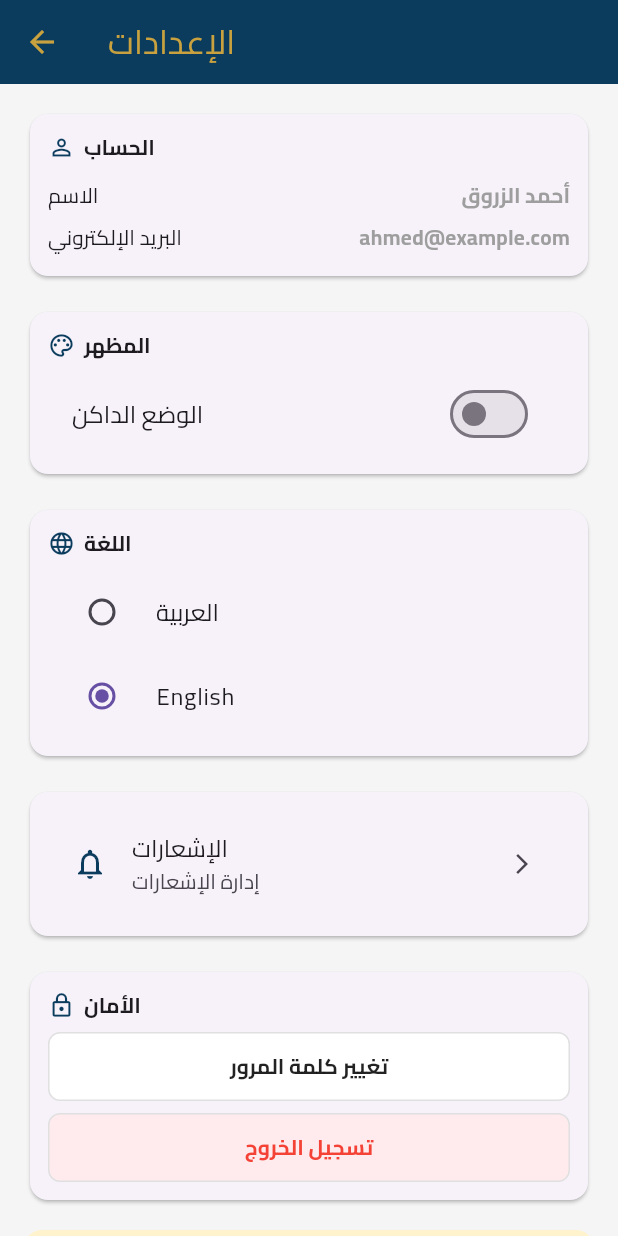
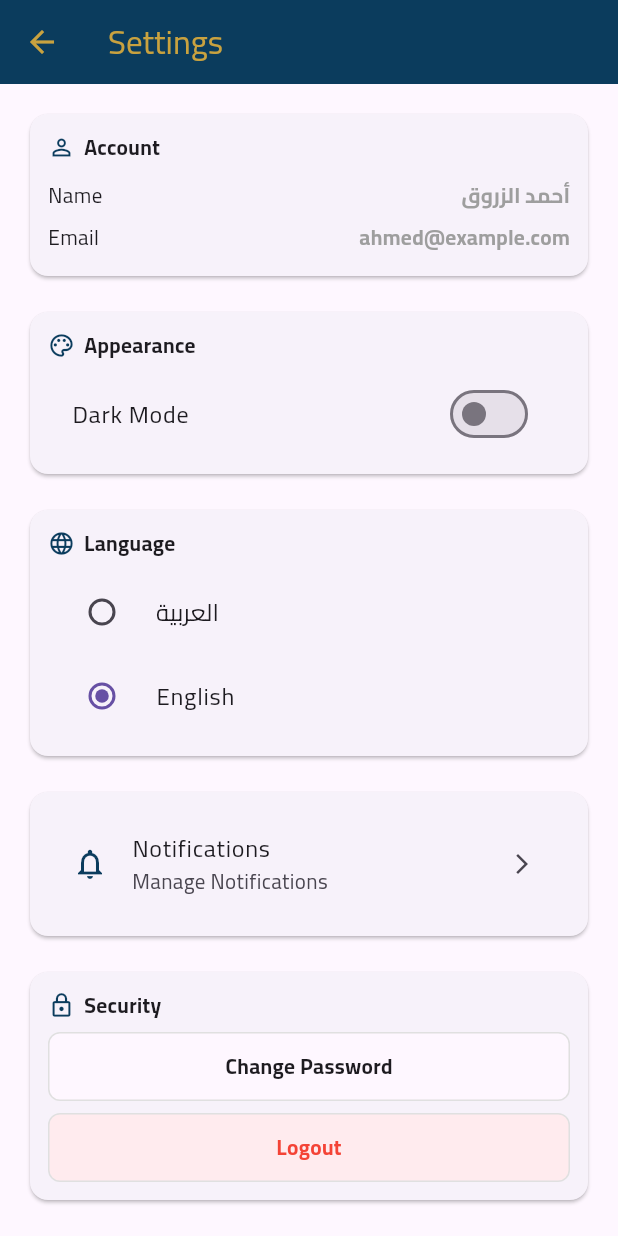
Before and after one commit to enas172-al/flutter-project, a Flutter app: the SettingsScreen screen opened directly, after a tap on "English", on a phone screen of 412 x 824 dp. Run offline on Flutter 3.47's test engine with Material 3 defaults, Android fonts, the phone set to English and light mode, and no system bars; our stand-ins replace flutter_dotenv, shared_preferences; accounts and stored records are empty.

Commit message:
Fix localization, settings screen, and UI errors

````diff
--- a/lib/core/providers/locale_provider.dart
+++ /dev/null
@@ -1,33 +0,0 @@
-import 'package:flutter/material.dart';
-import 'package:shared_preferences/shared_preferences.dart';
-
-class LocaleProvider extends ChangeNotifier {
-  static const String _key = 'app_language';
-
-  Locale _locale = const Locale('ar');
-
-  Locale get locale => _locale;
-
-  LocaleProvider() {
-    _loadLanguage();
-  }
-
-  void setLocale(Locale locale) {
-    if (_locale == locale) return;
-    _locale = locale;
-    _saveLanguage(locale.languageCode);
-    notifyListeners();
-  }
-
-  Future<void> _saveLanguage(String code) async {
-    final prefs = await SharedPreferences.getInstance();
-    await prefs.setString(_key, code);
-  }
-
-  Future<void> _loadLanguage() async {
-    final prefs = await SharedPreferences.getInstance();
-    final code = prefs.getString(_key) ?? 'ar';
-    _locale = Locale(code);
-    notifyListeners();
-  }
-}
--- /dev/null
+++ b/lib/features/profile/view/providers/locale_provider.dart
@@ -0,0 +1,23 @@
+import 'package:flutter/material.dart';
+import 'package:shared_preferences/shared_preferences.dart';
+
+class LocaleProvider extends ChangeNotifier {
+  static const String _key = 'app_language';
+
+  Locale _locale = const Locale('ar');
+
+  Locale get locale => _locale;
+
+  Future<void> loadLocale() async {
+    final prefs = await SharedPreferences.getInstance();
+    final code = prefs.getString(_key) ?? 'ar';
+    _locale = Locale(code);
+  }
+
+  Future<void> setLocale(String code) async {
+    _locale = Locale(code);
+    final prefs = await SharedPreferences.getInstance();
+    await prefs.setString(_key, code);
+    notifyListeners();
+  }
+}
--- a/lib/features/settings/view/settings_screen.dart
+++ b/lib/features/settings/view/settings_screen.dart
@@ -1,27 +1,28 @@
-import 'package:flutter/material.dart';
-import '../../../core/constants/app_color.dart';
-import '../../notifications/view/notifications_screen.dart';
 import 'package:flutter/material.dart';
 import 'package:provider/provider.dart';
-import '../../../core/providers/theme_provider.dart';
-import 'package:provider/provider.dart';
-import '../../../core/providers/locale_provider.dart';
+import '../../../core/constants/app_color.dart';
+import '../../profile/view/providers/theme_provider.dart';
+import '../../profile/view/providers/locale_provider.dart';
+import '../../../l10n/app_localizations.dart';
+import '../../notifications/view/notifications_screen.dart';
+
 
 class SettingsScreen extends StatelessWidget {
   const SettingsScreen({super.key});
 
   @override
-  Widget build(BuildContext context)
-  {
-    final themeProvider = Provider.of<ThemeProvider>(context);
+  Widget build(BuildContext context) {
+    final themeProvider = context.watch<ThemeProvider>();
+    final localeProvider = context.watch<LocaleProvider>();
+    final t = AppLocalizations.of(context)!;
+
     return Scaffold(
-      backgroundColor: Colors.grey.shade100,
       appBar: AppBar(
         backgroundColor: AppColors.primary,
         elevation: 0,
-        title: const Text(
-          'الإعدادات',
-          style: TextStyle(color: AppColors.gold),
+        title: Text(
+          t.settings,
+          style: const TextStyle(color: AppColors.gold),
         ),
         iconTheme: const IconThemeData(color: AppColors.gold),
       ),
@@ -30,12 +31,12 @@ class SettingsScreen extends StatelessWidget {
         children: [
           // ====== الحساب ======
           _sectionCard(
-            title: 'الحساب',
+            title: t.account ,
             icon: Icons.person_outline,
             child: Column(
-              children: const [
-                _InfoRow(title: 'الاسم', value: 'أحمد الزروق'),
-                _InfoRow(title: 'البريد الإلكتروني', value: 'ahmed@example.com'),
+              children: [
+                InfoRow(title: t.name ?? '', value: 'أحمد الزروق'),
+                InfoRow(title: t.email ?? '', value: 'ahmed@example.com'),
               ],
             ),
           ),
@@ -44,10 +45,10 @@ class SettingsScreen extends StatelessWidget {
 
           // ====== المظهر ======
           _sectionCard(
-            title: 'المظهر',
+            title: t.appearance,
             icon: Icons.palette_outlined,
             child: SwitchListTile(
-              title: const Text('الوضع الداكن'),
+              title: Text(t.dark_mode),
               value: themeProvider.isDark,
               onChanged: (value) {
                 themeProvider.toggleTheme(value);
@@ -55,35 +56,35 @@ class SettingsScreen extends StatelessWidget {
             ),
           ),
 
-
           const SizedBox(height: 16),
 
           // ====== اللغة ======
           _sectionCard(
-            title: 'اللغة',
+            title: t.language,
             icon: Icons.language,
             child: Column(
               children: [
                 RadioListTile<Locale>(
                   title: const Text('العربية'),
                   value: const Locale('ar'),
-                  groupValue: context.watch<LocaleProvider>().locale,
+                  groupValue: localeProvider.locale,
                   onChanged: (value) {
-                    context.read<LocaleProvider>().setLocale(value!);
+                    localeProvider.setLocale(value!.languageCode);
+
                   },
                 ),
                 RadioListTile<Locale>(
                   title: const Text('English'),
                   value: const Locale('en'),
-                  groupValue: context.watch<LocaleProvider>().locale,
+                  groupValue: localeProvider.locale,
                   onChanged: (value) {
-                    context.read<LocaleProvider>().setLocale(value!);
+                    localeProvider.setLocale(value!.languageCode);
+
                   },
                 ),
               ],
             ),
           ),
-
 
           const SizedBox(height: 16),
 
@@ -91,8 +92,8 @@ class SettingsScreen extends StatelessWidget {
           _sectionCard(
             child: _item(
               icon: Icons.notifications_none,
-              title: 'الإشعارات',
-              subtitle: 'إدارة الإشعارات',
+              title: t.notifications,
+              subtitle: t.manageNotifications,
               onTap: () {
                 Navigator.push(
                   context,
@@ -108,72 +109,26 @@ class SettingsScreen extends StatelessWidget {
 
           // ====== الأمان ======
           _sectionCard(
-            title: 'الأمان',
+            title: t.security,
             icon: Icons.lock_outline,
             child: Column(
               children: [
                 _securityButton(
                   context,
-                  text: 'تغيير كلمة المرور',
-                  color: Colors.white,
-                  textColor: Colors.black87,
-                  onTap: () {
-                    // TODO: صفحة تغيير كلمة المرور
-                  },
+                  text: t.changePassword,
+                  color: Theme.of(context).cardColor,
+                  textColor: Theme.of(context).textTheme.bodyLarge!.color!,
+                  onTap: () {},
                 ),
                 const SizedBox(height: 8),
                 _securityButton(
                   context,
-                  text: 'تسجيل الخروج',
+                  text: t.logout,
                   color: Colors.red.shade50,
                   textColor: Colors.red,
                   onTap: () {
-                    // TODO: تسجيل الخروج
+                    // TODO: logout حقيقي
                   },
-                ),
-              ],
-            ),
-          ),
-
-          const SizedBox(height: 16),
-
-          // ====== حفظ التغييرات ======
-          Container(
-            padding: const EdgeInsets.all(16),
-            decoration: BoxDecoration(
-              color: const Color(0xFFFFF3CD),
-              borderRadius: BorderRadius.circular(12),
-            ),
-            child: Row(
-              children: [
-                Expanded(
-                  child: Column(
-                    crossAxisAlignment: CrossAxisAlignment.start,
-                    children: const [
-                      Text(
-                        'حفظ التغييرات',
-                        style: TextStyle(fontWeight: FontWeight.bold),
-                      ),
-                      SizedBox(height: 4),
-                      Text(
-                        'تأكد من حفظ إعداداتك قبل المغادرة',
-                        style: TextStyle(fontSize: 12),
-                      ),
-                    ],
-                  ),
-                ),
-                ElevatedButton(
-                  style: ElevatedButton.styleFrom(
-                    backgroundColor: AppColors.gold,
-                    foregroundColor: Colors.black,
-                    shape: RoundedRectangleBorder(
-                      borderRadius: BorderRadius.circular(20),
-                    ),
-                  ),
-                  onPressed: () {
-                    // TODO: حفظ الإعدادات
-                  },
-                  child: const Text('حفظ'),
                 ),
               ],
             ),
@@ -235,7 +190,6 @@ class SettingsScreen extends StatelessWidget {
       ),
     );
   }
-
   Widget _securityButton(
       BuildContext context, {
         required String text,
@@ -264,15 +218,18 @@ class SettingsScreen extends StatelessWidget {
         ),
       ),
     );
-  }
-}
+  }}
 
-// ====== عنصر معلومات الحساب ======
-class _InfoRow extends StatelessWidget {
+// ✅ لازم يكون في نفس الملف
+class InfoRow extends StatelessWidget {
   final String title;
   final String value;
 
-  const _InfoRow({required this.title, required this.value});
+  const InfoRow({
+    super.key,
+    required this.title,
+    required this.value,
+  });
 
   @override
   Widget build(BuildContext context) {
--- a/lib/l10n/app_ar.arb
+++ b/lib/l10n/app_ar.arb
@@ -1,7 +1,23 @@
 {
   "settings": "الإعدادات",
+  "account": "الحساب",
+  "name": "الاسم",
+  "email": "البريد الإلكتروني",
+  "appearance": "المظهر",
+  "dark_mode": "الوضع الداكن",
   "language": "اللغة",
-  "theme": "المظهر",
-  "dark_mode": "الوضع الداكن",
-  "logout": "تسجيل الخروج"
+  "notifications": "الإشعارات",
+  "manageNotifications": "إدارة الإشعارات",
+  "security": "الأمان",
+  "changePassword": "تغيير كلمة المرور",
+  "logout": "تسجيل الخروج",
+  "appTitle": "منصة القضايا الليبية",
+  "searchHint": "ابحث برقم القضية أو المحكمة",
+  "all": "الكل",
+  "civil": "مدني",
+  "commercial": "تجاري",
+  "criminal": "جنائي",
+  "family": "أسرة",
+  "administrative": "إداري",
+  "noCases": "لا توجد قضايا"
 }
--- a/lib/l10n/app_en.arb
+++ b/lib/l10n/app_en.arb
@@ -1,7 +1,23 @@
 {
   "settings": "Settings",
+  "account": "Account",
+  "name": "Name",
+  "email": "Email",
+  "appearance": "Appearance",
+  "dark_mode": "Dark Mode",
   "language": "Language",
-  "theme": "Theme",
-  "dark_mode": "Dark Mode",
-  "logout": "Logout"
+  "notifications": "Notifications",
+  "manageNotifications": "Manage Notifications",
+  "security": "Security",
+  "changePassword": "Change Password",
+  "logout": "Logout",
+  "appTitle": "Libyan Legal Cases Platform",
+  "searchHint": "Search by case number or court",
+  "all": "All",
+  "civil": "Civil",
+  "commercial": "Commercial",
+  "criminal": "Criminal",
+  "family": "Family",
+  "administrative": "Administrative",
+  "noCases": "No cases found"
 }
--- /dev/null
+++ b/lib/l10n/app_localizations.dart
@@ -0,0 +1,228 @@
+import 'dart:async';
+
+import 'package:flutter/foundation.dart';
+import 'package:flutter/widgets.dart';
+import 'package:flutter_localizations/flutter_localizations.dart';
+import 'package:intl/intl.dart' as intl;
+
+import 'app_localizations_ar.dart';
+import 'app_localizations_en.dart';
+
+// ignore_for_file: type=lint
+
+/// Callers can lookup localized strings with an instance of AppLocalizations
+/// returned by `AppLocalizations.of(context)`.
+///
+/// Applications need to include `AppLocalizations.delegate()` in their app's
+/// `localizationDelegates` list, and the locales they support in the app's
+/// `supportedLocales` list. For example:
+///
+/// ```dart
+/// import 'l10n/app_localizations.dart';
+///
+/// return MaterialApp(
+///   localizationsDelegates: AppLocalizations.localizationsDelegates,
+///   supportedLocales: AppLocalizations.supportedLocales,
+///   home: MyApplicationHome(),
+/// );
+/// ```
+///
+/// ## Update pubspec.yaml
+///
+/// Please make sure to update your pubspec.yaml to include the following
+/// packages:
+///
+/// ```yaml
+/// dependencies:
+///   # Internationalization support.
+///   flutter_localizations:
+///     sdk: flutter
+///   intl: any # Use the pinned version from flutter_localizations
+///
+///   # Rest of dependencies
+/// ```
+///
+/// ## iOS Applications
+///
+/// iOS applications define key application metadata, including supported
+/// locales, in an Info.plist file that is built into the application bundle.
+/// To configure the locales supported by your app, you’ll need to edit this
+/// file.
+///
+/// First, open your project’s ios/Runner.xcworkspace Xcode workspace file.
+/// Then, in the Project Navigator, open the Info.plist file under the Runner
+/// project’s Runner folder.
+///
+/// Next, select the Information Property List item, select Add Item from the
+/// Editor menu, then select Localizations from the pop-up menu.
+///
+/// Select and expand the newly-created Localizations item then, for each
+/// locale your application supports, add a new item and select the locale
+/// you wish to add from the pop-up menu in the Value field. This list should
+/// be consistent with the languages listed in the AppLocalizations.supportedLocales
+/// property.
+abstract class AppLocalizations {
+  AppLocalizations(String locale) : localeName = intl.Intl.canonicalizedLocale(locale.toString());
+
+  final String localeName;
+
+  static AppLocalizations? of(BuildContext context) {
+    return Localizations.of<AppLocalizations>(context, AppLocalizations);
+  }
+
+  static const LocalizationsDelegate<AppLocalizations> delegate = _AppLocalizationsDelegate();
+
+  /// A list of this localizations delegate along with the default localizations
+  /// delegates.
+  ///
+  /// Returns a list of localizations delegates containing this delegate along with
+  /// GlobalMaterialLocalizations.delegate, GlobalCupertinoLocalizations.delegate,
+  /// and GlobalWidgetsLocalizations.delegate.
+  ///
+  /// Additional delegates can be added by appending to this list in
+  /// MaterialApp. This list does not have to be used at all if a custom list
+  /// of delegates is preferred or required.
+  static const List<LocalizationsDelegate<dynamic>> localizationsDelegates = <LocalizationsDelegate<dynamic>>[
+    delegate,
+    GlobalMaterialLocalizations.delegate,
+    GlobalCupertinoLocalizations.delegate,
+    GlobalWidgetsLocalizations.delegate,
+  ];
+
+  /// A list of this localizations delegate's supported locales.
+  static const List<Locale> supportedLocales = <Locale>[
+    Locale('ar'),
+    Locale('en')
+  ];
+
+  /// No description provided for @settings.
+  ///
+  /// In en, this message translates to:
+  /// **'Settings'**
+  String get settings;
+
+  /// No description provided for @account.
+  ///
+  /// In en, this message translates to:
+  /// **'Account'**
+  String get account;
+
+  /// No description provided for @name.
+  ///
+  /// In en, this message translates to:
+  /// **'Name'**
+  String get name;
+
+  /// No description provided for @email.
+  ///
+  /// In en, this message translates to:
+  /// **'Email'**
+  String get email;
+
+  /// No description provided for @appearance.
+  ///
+  /// In en, this message translates to:
+  /// **'Appearance'**
+  String get appearance;
+
+  /// No description provided for @dark_mode.
+  ///
+  /// In en, this message translates to:
+  /// **'Dark Mode'**
+  String get dark_mode;
+
+  /// No description provided for @language.
+  ///
+  /// In en, this message translates to:
+  /// **'Language'**
+  String get language;
+
+  /// No description provided for @notifications.
+  ///
+  /// In en, this message translates to:
+  /// **'Notifications'**
+  String get notifications;
+
+  /// No description provided for @manageNotifications.
+  ///
+  /// In en, this message translates to:
+  /// **'Manage Notifications'**
+  String get manageNotifications;
+
+  /// No description provided for @security.
+  ///
+  /// In en, this message translates to:
+  /// **'Security'**
+  String get security;
+
+  /// No description provided for @changePassword.
+  ///
+  /// In en, this message translates to:
+  /// **'Change Password'**
+  String get changePassword;
+
+  /// No description provided for @logout.
+  ///
+  /// In en, this message translates to:
+  /// **'Logout'**
+  String get logout;
+
+  get civil => null;
+
+  get commercial => null;
+
+  get criminal => null;
+
+  get all => null;
+
+  get family => null;
+
+  get administrative => null;
+  String get noCases =>
+      _localizedValues[locale.languageCode]!['noCases']!;
+
+
+
+  String? get searchHint => null;
+  String get appTitle =>
+      _localizedValues[locale.languageCode]!['appTitle']!;
+
+  get _localizedValues => null;
+
+}
+
+class locale {
+  static get languageCode => null;
+}
+
+class _AppLocalizationsDelegate extends LocalizationsDelegate<AppLocalizations> {
+  const _AppLocalizationsDelegate();
+
+  @override
+  Future<AppLocalizations> load(Locale locale) {
+    return SynchronousFuture<AppLocalizations>(lookupAppLocalizations(locale));
+  }
+
+  @override
+  bool isSupported(Locale locale) => <String>['ar', 'en'].contains(locale.languageCode);
+
+  @override
+  bool shouldReload(_AppLocalizationsDelegate old) => false;
+}
+
+AppLocalizations lookupAppLocalizations(Locale locale) {
+
+
+  // Lookup logic when only language code is specified.
+  switch (locale.languageCode) {
+    case 'ar': return AppLocalizationsAr();
+    case 'en': return AppLocalizationsEn();
+  }
+
+  throw FlutterError(
+    'AppLocalizations.delegate failed to load unsupported locale "$locale". This is likely '
+    'an issue with the localizations generation tool. Please file an issue '
+    'on GitHub with a reproducible sample app and the gen-l10n configuration '
+    'that was used.'
+  );
+}
--- /dev/null
+++ b/lib/l10n/app_localizations_ar.dart
@@ -0,0 +1,46 @@
+// ignore: unused_import
+import 'package:intl/intl.dart' as intl;
+import 'app_localizations.dart';
+
+// ignore_for_file: type=lint
+
+/// The translations for Arabic (`ar`).
+class AppLocalizationsAr extends AppLocalizations {
+  AppLocalizationsAr([String locale = 'ar']) : super(locale);
+
+  @override
+  String get settings => 'الإعدادات';
+
+  @override
+  String get account => 'الحساب';
+
+  @override
+  String get name => 'الاسم';
+
+  @override
+  String get email => 'البريد الإلكتروني';
+
+  @override
+  String get appearance => 'المظهر';
+
+  @override
+  String get dark_mode => 'الوضع الداكن';
+
+  @override
+  String get language => 'اللغة';
+
+  @override
+  String get notifications => 'الإشعارات';
+
+  @override
+  String get manageNotifications => 'إدارة الإشعارات';
+
+  @override
+  String get security => 'الأمان';
+
+  @override
+  String get changePassword => 'تغيير كلمة المرور';
+
+  @override
+  String get logout => 'تسجيل الخروج';
+}
--- /dev/null
+++ b/lib/l10n/app_localizations_en.dart
@@ -0,0 +1,46 @@
+// ignore: unused_import
+import 'package:intl/intl.dart' as intl;
+import 'app_localizations.dart';
+
+// ignore_for_file: type=lint
+
+/// The translations for English (`en`).
+class AppLocalizationsEn extends AppLocalizations {
+  AppLocalizationsEn([String locale = 'en']) : super(locale);
+
+  @override
+  String get settings => 'Settings';
+
+  @override
+  String get account => 'Account';
+
+  @override
+  String get name => 'Name';
+
+  @override
+  String get email => 'Email';
+
+  @override
+  String get appearance => 'Appearance';
+
+  @override
+  String get dark_mode => 'Dark Mode';
+
+  @override
+  String get language => 'Language';
+
+  @override
+  String get notifications => 'Notifications';
+
+  @override
+  String get manageNotifications => 'Manage Notifications';
+
+  @override
+  String get security => 'Security';
+
+  @override
+  String get changePassword => 'Change Password';
+
+  @override
+  String get logout => 'Logout';
+}
--- a/pubspec.yaml
+++ b/pubspec.yaml
@@ -28,7 +28,7 @@ dev_dependencies:
 
 flutter:
   uses-material-design: true
-
+  generate: true
   assets:
     - assets/images/
     - assets/fonts/
@@ -39,5 +39,3 @@ flutter:
         - asset: assets/fonts/Cairo-Regular.ttf
         - asset: assets/fonts/Cairo-Bold.ttf
           weight: 700
-flutter:
-  generate: true
````
Also changed, not shown: lib/features/settings/view/change_password_screen.dart (added, +82 -0 lines), lib/main.dart (+13 -5 lines), assets/images/logo.png (added), lib/features/profile/view/providers/language_provider.dart (renamed from lib/core/providers/language_provider.dart), lib/features/profile/view/providers/theme_provider.dart (renamed from lib/core/providers/theme_provider.dart).
